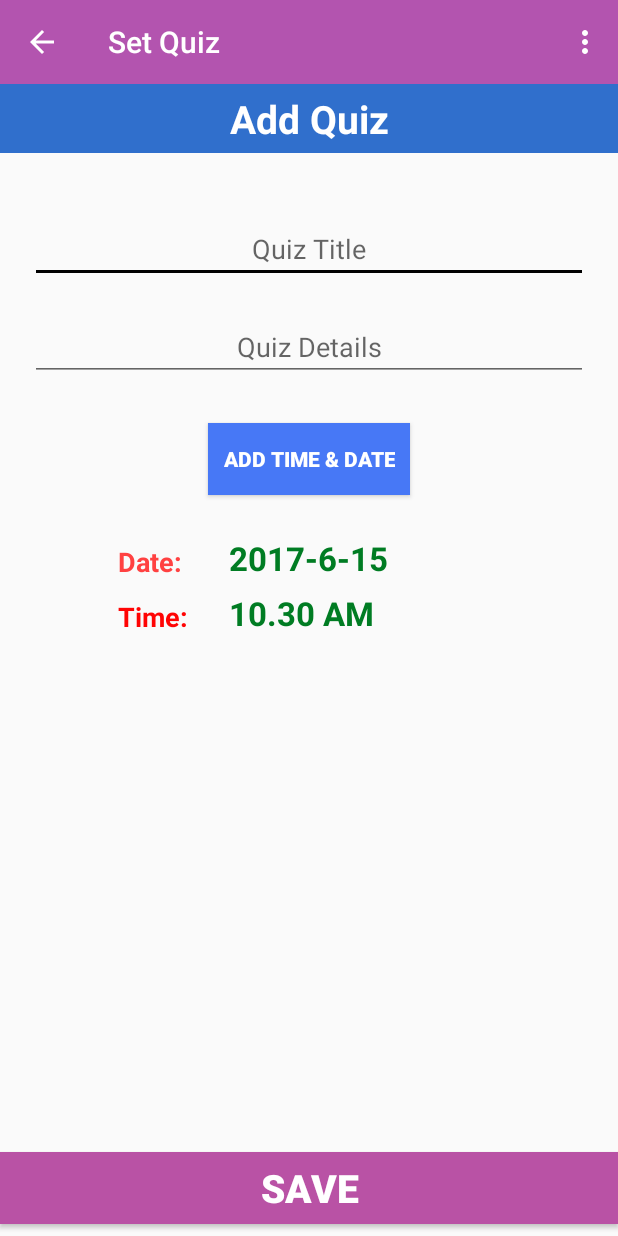
After one commit to narayandasnitol/Aust-Class-Manager, an Android app: the SetQuiz screen opened directly, with no data from a screen before it, on a phone screen of 412 x 824 dp. The commit adds this screen. Run offline under Robolectric (Android 15) with nearby library versions, the phone set to English and light mode, and no system bars.

Commit message:
quiz reminder class 50% done

```diff
--- a/app/src/main/AndroidManifest.xml
+++ b/app/src/main/AndroidManifest.xml
@@ -2,7 +2,7 @@
 <manifest xmlns:android="http://schemas.android.com/apk/res/android"
     package="com.nitol.aust.cse.austclassmanager">
 
-    <uses-permission android:name="android.permission.INTERNET"/>
+    <uses-permission android:name="android.permission.INTERNET" />
 
     <application
         android:allowBackup="true"
@@ -40,6 +40,8 @@
         <activity
             android:name=".ResultCheckActivity"
             android:label="Results and Information" />
+        <activity android:name=".SetQuiz"
+            android:label="Set Quiz"></activity>
     </application>
 
 </manifest>
--- /dev/null
+++ b/app/src/main/java/com/nitol/aust/cse/austclassmanager/SetQuiz.java
@@ -0,0 +1,225 @@
+package com.nitol.aust.cse.austclassmanager;
+
+import android.app.DatePickerDialog;
+import android.app.TimePickerDialog;
+import android.content.Intent;
+import android.os.Bundle;
+import android.support.v7.app.AppCompatActivity;
+import android.support.v7.widget.Toolbar;
+import android.view.Menu;
+import android.view.MenuItem;
+import android.view.View;
+import android.widget.Button;
+import android.widget.DatePicker;
+import android.widget.EditText;
+import android.widget.TextView;
+import android.widget.TimePicker;
+import android.widget.Toast;
+
+import java.util.Calendar;
+
+public class SetQuiz extends AppCompatActivity implements
+        DatePickerDialog.OnDateSetListener, TimePickerDialog.OnTimeSetListener{
+
+    Toolbar toolbar;
+    EditText title, details;
+    Button save, time;
+    TextView s_date, s_time;
+
+    QuizDatabaseHelper myDb;
+
+    String q_title, q_details, h, m, y, mo, d;
+    int year, month, day, hour, minute;
+    int yearFinal, monthFinal, dayFinal, hourFinal, minuteFinal;
+
+    @Override
+    protected void onCreate(Bundle savedInstanceState) {
+        super.onCreate(savedInstanceState);
+        setContentView(R.layout.activity_set_quiz);
+
+        myDb = new QuizDatabaseHelper(this);
+
+
+        title = (EditText) findViewById(R.id.quiz_title);
+        details = (EditText) findViewById(R.id.quiz_details);
+        save = (Button) findViewById(R.id.quiz_save);
+        time = (Button) findViewById(R.id.add_time);
+        s_date = (TextView) findViewById(R.id.show_date);
+        s_time = (TextView) findViewById(R.id.show_time);
+
+        Calendar c = Calendar.getInstance();
+
+        String yy = String.valueOf(c.get(Calendar.YEAR));
+        String mm = String.valueOf(c.get(Calendar.MONTH));
+        String dd = String.valueOf(c.get(Calendar.DAY_OF_MONTH));
+
+        int hh = c.get(Calendar.HOUR);
+        int mmm = c.get(Calendar.MINUTE);
+
+        String timeSet = "";
+        if (hh > 12) {
+            hh -= 12;
+            timeSet = "PM";
+        } else if (hh == 0) {
+            hh += 12;
+            timeSet = "AM";
+        } else if (hh == 12){
+            timeSet = "PM";
+        }else{
+            timeSet = "AM";
+        }
+
+        String min = "";
+        if (mmm < 10)
+            min = "0" + mmm;
+        else
+            min = String.valueOf(mmm);
+
+        String hhh = String.valueOf(hh);
+        String mmmm = String.valueOf(min);
+
+        s_date.setText(yy+"-"+mm+"-"+dd);
+        s_time.setText(hhh+"."+mmmm+" "+timeSet);
+
+
+
+        toolbar = (Toolbar) findViewById(R.id.toolbar);
+        setSupportActionBar(toolbar);
+        getSupportActionBar().setDisplayHomeAsUpEnabled(true);
+
+
+        time.setOnClickListener(new View.OnClickListener() {
+
+            @Override
+            public void onClick(View v) {
+                Calendar c = Calendar.getInstance();
+
+                year = c.get(Calendar.YEAR);
+                month = c.get(Calendar.MONTH);
+                day = c.get(Calendar.DAY_OF_MONTH);
+
+
+                DatePickerDialog datePickerDialog = new DatePickerDialog(SetQuiz.this,R.style.DatePickerDialogTheme,
+                        SetQuiz.this, year,month, day);
+                datePickerDialog.show();
+            }
+        });
+
+
+        save.setOnClickListener(new View.OnClickListener() {
+            @Override
+            public void onClick(View v) {
+
+                q_title = title.getText().toString();
+                q_details = details.getText().toString();
+
+                boolean isInserted =  myDb.insertData(q_title, q_details, h, m, y, mo, d);
+
+                if(isInserted == true){
+                    Toast.makeText(getApplicationContext(),"Data Inserted !", Toast.LENGTH_LONG).show();
+                }
+                else{
+                    Toast.makeText(getApplicationContext(),"Data not Inserted !", Toast.LENGTH_LONG).show();
+                }
+
+                Intent intent = new Intent(SetQuiz.this, QuizReminder.class);
+                startActivity(intent);
+
+            }
+        });
+
+    }
+
+    @Override
+    public void onDateSet(DatePicker view, int year, int month, int dayOfMonth) {
+        yearFinal = year;
+        monthFinal = month + 1;
+        dayFinal = dayOfMonth;
+
+        y = String.valueOf(yearFinal);
+        mo = String.valueOf(monthFinal);
+        d = String.valueOf(dayFinal);
+
+        s_date.setText(d+"-"+mo+"-"+y);
+
+        Calendar c = Calendar.getInstance();
+
+        hour = c.get(Calendar.HOUR_OF_DAY);
+        minute = c.get(Calendar.MINUTE);
+
+        TimePickerDialog timePickerDialog = new TimePickerDialog( SetQuiz.this,
+                R.style.TimePickerDialogTheme, SetQuiz.this,
+                hour, minute , false);
+
+        timePickerDialog.show();
+    }
+
+    @Override
+    public void onTimeSet(TimePicker view, int hourOfDay, int minute) {
+
+        hourFinal = hourOfDay;
+        minuteFinal = minute;
+
+        h = String.valueOf(hourFinal);
+        m = String.valueOf(minuteFinal);
+
+        String timeSet = "";
+        if (hourFinal > 12) {
+            hourFinal -= 12;
+            timeSet = "PM";
+        } else if (hourFinal == 0) {
+            hourFinal += 12;
+            timeSet = "AM";
+        } else if (hourFinal == 12){
+            timeSet = "PM";
+        }else{
+            timeSet = "AM";
+        }
+
+        String min = "";
+        if (minuteFinal < 10)
+            min = "0" + minute ;
+        else
+            min = String.valueOf(minuteFinal);
+
+        String hh = String.valueOf(hourFinal);
+        String mm = String.valueOf(min);
+
+        String final_time = hh + ":"+mm+" "+timeSet;
+
+        s_time.setText(final_time);
+
+    }
+
+
+    @Override
+    public boolean onCreateOptionsMenu(Menu menu) {
+
+        getMenuInflater().inflate(R.menu.menu_tool,menu);
+        return true;
+    }
+
+    @Override
+    public boolean onOptionsItemSelected(MenuItem item) {
+
+        int id = item.getItemId();
+
+        if(id == R.id.tool_settings){
+            Intent intent = new Intent(SetQuiz.this, Settings.class);
+            startActivity(intent);
+
+        }
+        else if(id == R.id.tool_about){
+
+            Toast.makeText(getApplicationContext(),"This is About !", Toast.LENGTH_SHORT).show();
+
+        }
+        else if ( id == android.R.id.home){
+
+            finish();
+        }
+
+
+        return super.onOptionsItemSelected(item);
+    }
+}
--- /dev/null
+++ b/app/src/main/res/layout/activity_set_quiz.xml
@@ -0,0 +1,131 @@
+<?xml version="1.0" encoding="utf-8"?>
+<RelativeLayout xmlns:android="http://schemas.android.com/apk/res/android"
+    android:layout_width="match_parent"
+    android:layout_height="match_parent"
+    xmlns:app="http://schemas.android.com/apk/res-auto">
+
+    <android.support.v7.widget.Toolbar
+        android:layout_width="match_parent"
+        android:layout_height="?attr/actionBarSize"
+        android:id="@+id/toolbar"
+        android:background="@color/colorPrimaryDark"
+        app:theme="@style/ThemeOverlay.AppCompat.Dark.ActionBar">
+    </android.support.v7.widget.Toolbar>
+
+
+    <TextView
+        android:id="@+id/textView5"
+        android:layout_width="match_parent"
+        android:gravity="center"
+        android:layout_height="wrap_content"
+        android:textStyle="bold"
+        android:text="Add Quiz"
+        android:background="#306fcc"
+        android:textSize="26sp"
+        android:textColor="#ffffff"
+        android:padding="5dp"
+        android:layout_below="@+id/toolbar"
+        android:layout_alignParentStart="true" />
+
+    <EditText
+        android:id="@+id/quiz_title"
+        android:layout_width="match_parent"
+        android:layout_height="wrap_content"
+        android:layout_marginTop="41dp"
+        android:ems="10"
+        android:inputType="textPersonName"
+        android:hint="Quiz Title"
+        android:textAlignment="center"
+        android:layout_below="@+id/textView5"
+        android:layout_alignParentStart="true"
+        android:layout_marginRight="20dp"
+        android:layout_marginLeft="20dp"/>
+
+    <EditText
+        android:id="@+id/quiz_details"
+        android:layout_width="match_parent"
+        android:layout_height="wrap_content"
+        android:layout_below="@+id/quiz_title"
+        android:layout_marginTop="20dp"
+        android:ems="10"
+        android:inputType="textPersonName"
+        android:hint="Quiz Details"
+        android:textAlignment="center"
+        android:layout_marginRight="20dp"
+        android:layout_marginLeft="20dp"/>
+
+    <Button
+        android:id="@+id/add_time"
+        android:layout_width="wrap_content"
+        android:layout_height="wrap_content"
+        android:text="Add Time &amp; Date"
+        android:background="#4778f6"
+        android:padding="10dp"
+        android:textSize="14sp"
+        android:textStyle="bold"
+        android:textColor="#fff"
+        android:layout_below="@+id/quiz_details"
+        android:layout_centerHorizontal="true"
+        android:layout_marginTop="28dp" />
+
+    <Button
+        android:id="@+id/quiz_save"
+        android:layout_width="match_parent"
+        android:layout_height="wrap_content"
+        android:layout_marginBottom="8dp"
+        android:text="Save"
+        android:background="#b952a5"
+        android:textStyle="bold"
+        android:textSize="26sp"
+        android:textColor="#fff"
+        android:layout_alignParentBottom="true"
+        android:layout_alignParentStart="true" />
+
+    <TextView
+        android:id="@+id/textView6"
+        android:layout_width="wrap_content"
+        android:layout_height="wrap_content"
+        android:layout_marginEnd="17dp"
+        android:textColor="#ff4141"
+        android:layout_marginTop="32dp"
+        android:text="Date:"
+        android:textStyle="bold"
+        android:textSize="18sp"
+        android:layout_below="@+id/add_time"
+        android:layout_toStartOf="@+id/add_time" />
+
+    <TextView
+        android:id="@+id/textView7"
+        android:layout_width="wrap_content"
+        android:layout_height="wrap_content"
+        android:layout_marginTop="12dp"
+        android:text="Time:"
+        android:textColor="#ff0404"
+        android:textStyle="bold"
+        android:textSize="18sp"
+        android:layout_below="@+id/textView6"
+        android:layout_alignStart="@+id/textView6" />
+
+    <TextView
+        android:id="@+id/show_date"
+        android:layout_width="wrap_content"
+        android:layout_height="wrap_content"
+        android:text="15-7-2017"
+        android:textSize="22sp"
+        android:textColor="#007c23"
+        android:textStyle="bold"
+        android:layout_above="@+id/textView7"
+        android:layout_centerHorizontal="true" />
+
+    <TextView
+        android:id="@+id/show_time"
+        android:layout_width="wrap_content"
+        android:layout_height="wrap_content"
+        android:text="9:51PM"
+        android:textColor="#007c23"
+        android:textStyle="bold"
+        android:layout_alignBottom="@+id/textView7"
+        android:layout_alignStart="@+id/show_date"
+        android:textSize="22sp"/>
+
+</RelativeLayout>
--- a/app/src/main/res/layout/navigation_header.xml
+++ b/app/src/main/res/layout/navigation_header.xml
@@ -3,7 +3,7 @@
     android:orientation="vertical"
     android:layout_width="match_parent"
     android:layout_height="230dp"
-    android:padding="16dp"
+    android:padding="5dp"
     android:theme="@style/ThemeOverlay.AppCompat.Dark"
     android:background="@drawable/background_door">
 
@@ -52,7 +52,7 @@
         android:textStyle="bold"
         android:textColor="#dadada"
         android:fontFamily="serif-monospace"
-        android:layout_marginTop="10dp"/>
+        android:layout_marginTop="5dp"/>
 
 
 
--- a/app/src/main/res/values/styles.xml
+++ b/app/src/main/res/values/styles.xml
@@ -31,5 +31,13 @@
         <item name="textAllCaps">false</item>
     </style>
 
+    <style name="DatePickerDialogTheme" parent="Theme.AppCompat.Light.Dialog">
+        <item name="colorAccent">@color/colorPrimary</item>
+    </style>
+
+    <style name="TimePickerDialogTheme" parent="Theme.AppCompat.Light.Dialog">
+        <item name="colorAccent">@color/colorPrimary</item>
+    </style>
+
 
 </resources>
```
Also changed, not shown: app/src/main/java/com/nitol/aust/cse/austclassmanager/MainActivity.java (+8 -9 lines), app/src/main/java/com/nitol/aust/cse/austclassmanager/QuizDatabaseHelper.java (+18 -9 lines), app/src/main/java/com/nitol/aust/cse/austclassmanager/QuizReminder.java (+150 -2 lines), app/src/main/res/layout/activity_main.xml (+17 -23 lines), app/src/main/res/layout/activity_quiz_reminder.xml (+21 -8 lines), app/src/main/res/layout/navi_draw_quiz_reminder.xml (added, +32 -0 lines), app/src/main/res/drawable/add.png (added), app/src/main/res/drawable/add2.png (added).
